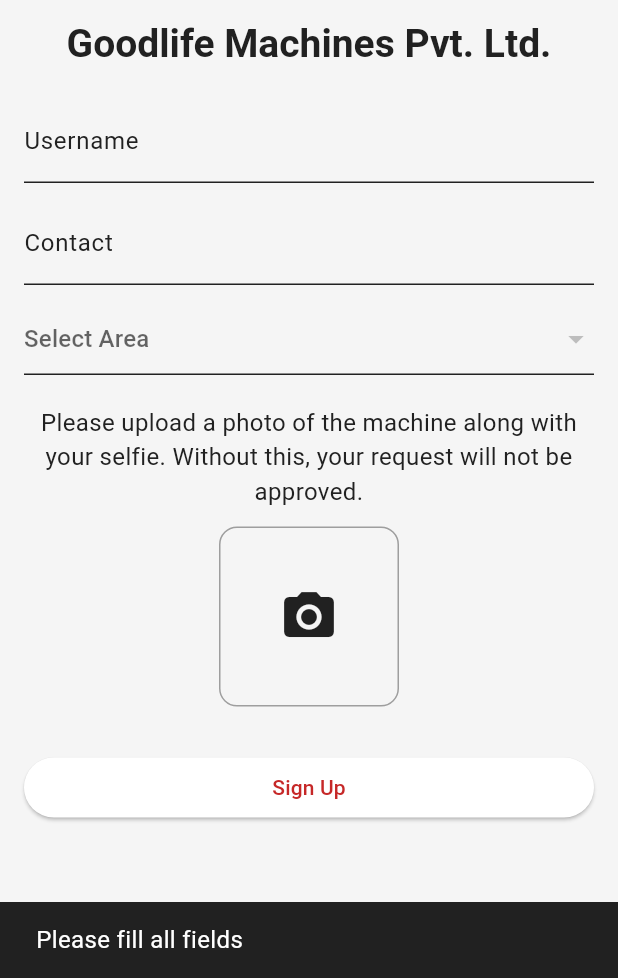
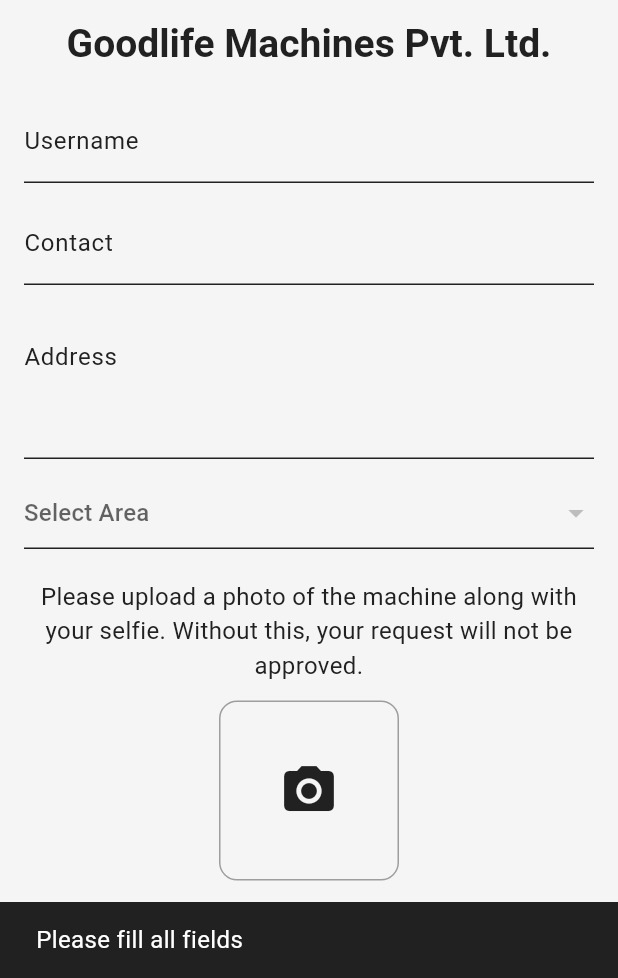
Before and after one commit to SanchitBatra-DevelopAnything/GoodLife-Party-And-Technician, a Flutter app: the SignupScreen screen opened by its route, after a tap on "Sign Up", on a phone screen of 412 x 824 dp, the part 258-1236 px from its top. Run offline on Flutter 3.47's test engine with Material 3 defaults, Android fonts, the phone set to English and light mode, and no system bars; our stand-ins replace cached_network_image, carousel_slider, dio, file_picker, firebase_core, firebase_storage and 7 more; missing offline and left inert: syncfusion_flutter_pdfviewer; accounts and stored records are empty; network calls fail.

Commit message:
custom order screen, signup updates and gradle changes

```diff
--- a/lib/providers/signup_provider.dart
+++ b/lib/providers/signup_provider.dart
@@ -15,6 +15,7 @@
   Future<void> signup({
   required String username,
   required String contact,
+  required String address,
   required String area,
   required File image,
   required String areaId,
@@ -49,6 +50,7 @@
       "area": area,
       "areaId": areaId,
       "contact": contact,
+      "address": address,
       "deviceToken": "random_token_123",
       "createdAt": DateTime.now().toIso8601String(),
     };
--- a/lib/screens/signup/signup.dart
+++ b/lib/screens/signup/signup.dart
@@ -20,6 +20,7 @@
 class SignupScreenState extends State<SignupScreen> {
   final TextEditingController usernameController = TextEditingController();
   final TextEditingController contactController = TextEditingController();
+  final TextEditingController addressController = TextEditingController();
 
   AreaModel? selectedArea;
   File? selectedImage;
@@ -35,6 +36,7 @@
   void onSignup() async {
     if (usernameController.text.isEmpty ||
         contactController.text.isEmpty ||
+        addressController.text.isEmpty ||
         selectedArea == null ||
         selectedImage == null) {
       ScaffoldMessenger.of(
@@ -49,8 +51,9 @@
       await signupProvider.signup(
         username: usernameController.text,
         contact: contactController.text,
+        address: addressController.text,
         area: selectedArea!.name,
-        areaId:selectedArea!.id,
+        areaId: selectedArea!.id,
         image: selectedImage!,
       );
 
@@ -102,6 +105,17 @@
                   ), // ✅ limit (adjust if needed)
                 ],
                 decoration: const InputDecoration(labelText: 'Contact'),
+              ),
+
+              const SizedBox(height: 12),
+
+              TextField(
+                controller: addressController,
+                maxLines: 3,
+                decoration: const InputDecoration(
+                  labelText: 'Address',
+                  alignLabelWithHint: true,
+                ),
               ),
 
               const SizedBox(height: 12),
```
Also changed, not shown: lib/screens/custom_order_screen.dart (+5 -5 lines), pubspec.lock, 1 other file.
